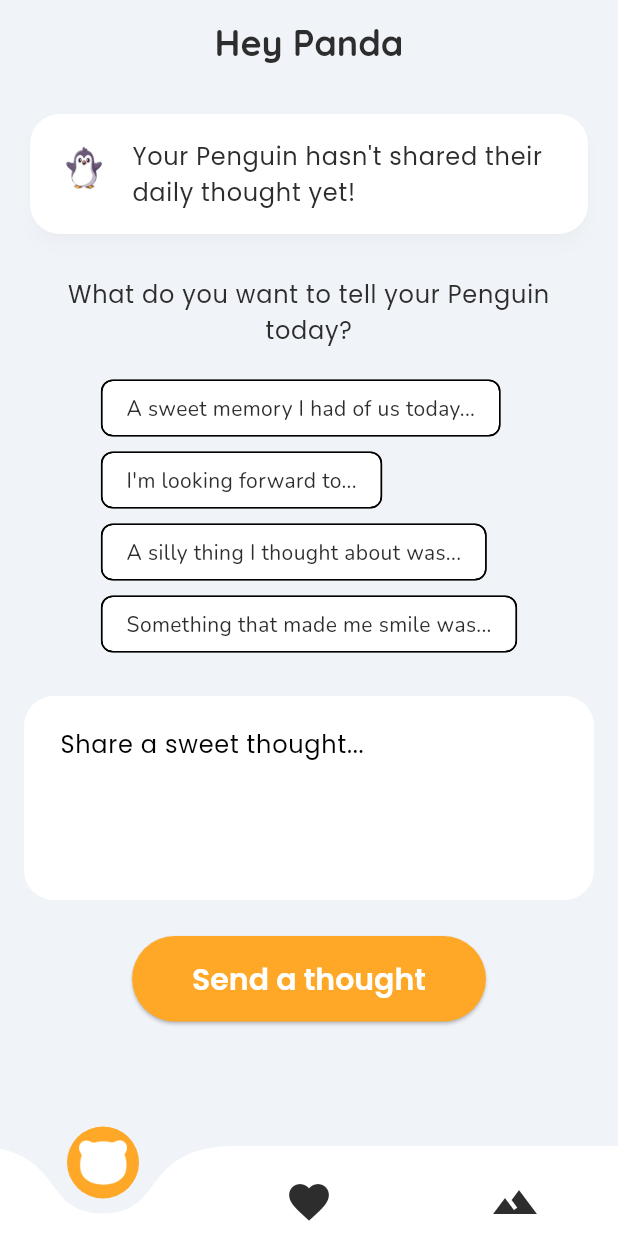
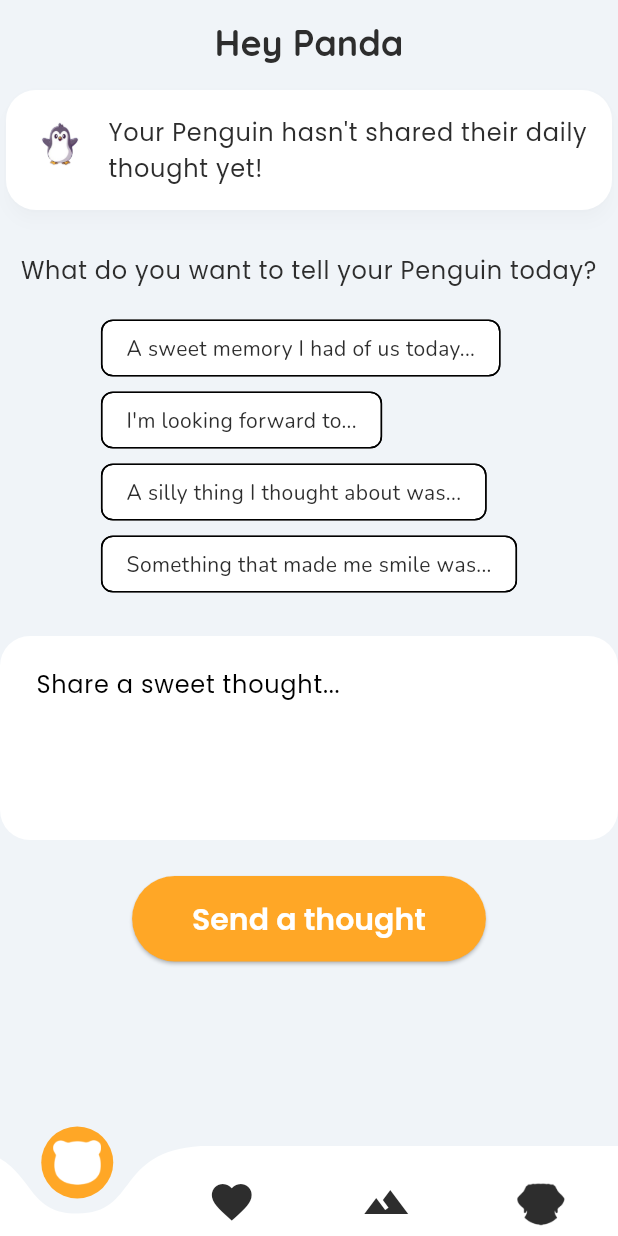
Before and after one commit to VISWA68/app, a Flutter app: the screen it shows after launch, after a tap on "Panda", on a phone screen of 412 x 824 dp. Run offline on Flutter 3.47's test engine with Material 3 defaults, Android fonts, the phone set to English and light mode, and no system bars; drawn by our look-alikes of curved_navigation_bar; our stand-ins replace cached_network_image, cloud_firestore, firebase_ai, firebase_core, firebase_storage, flutter_map and 6 more; accounts and stored records are empty.

Commit message:
Completed implementing bobby chat screen and testing

```diff
--- a/app/lib/main.dart
+++ b/app/lib/main.dart
@@ -1,7 +1,9 @@
 import 'package:app/firebase_options.dart';
+import 'package:app/providers/bobby_chat_provider.dart';
 import 'package:app/providers/daily_prompt_provider.dart';
 import 'package:app/providers/map_provider.dart';
 import 'package:app/screens/splash_screen.dart';
+import 'package:app/utils/database_helper.dart';
 import 'package:firebase_core/firebase_core.dart';
 import 'package:flutter/material.dart';
 import 'package:provider/provider.dart';
@@ -10,25 +12,24 @@ import 'providers/memory_provider.dart';
 
 void main() async {
   WidgetsFlutterBinding.ensureInitialized();
-
   await Firebase.initializeApp(options: DefaultFirebaseOptions.currentPlatform);
-
+  final role = await DatabaseHelper().getCharacterChoice();
   runApp(
     MultiProvider(
       providers: [
         ChangeNotifierProvider(create: (context) => MemoryProvider()),
         ChangeNotifierProvider(create: (context) => DailyPromptProvider()),
-        ChangeNotifierProvider(
-          create: (context) => MapProvider(),
-        ), // Assuming you have a MapProvider
-        // Add other providers here if needed
+        ChangeNotifierProvider(create: (context) => MapProvider()),
+        ChangeNotifierProvider(create: (context) => BobbyChatProvider(role!)),
       ],
-      child: MyApp(),
+      child: const MyApp(),
     ),
   );
 }
 
 class MyApp extends StatelessWidget {
+  const MyApp({super.key});
+
   @override
   Widget build(BuildContext context) {
     return MaterialApp(
--- a/app/lib/screens/daily_prompt_screen.dart
+++ b/app/lib/screens/daily_prompt_screen.dart
@@ -60,7 +60,8 @@ class _DailyPromptScreenState extends State<DailyPromptScreen> {
   Widget build(BuildContext context) {
     final dailyPromptProvider = context.watch<DailyPromptProvider>();
     final bool canSendPrompt = !dailyPromptProvider.hasSentPrompt;
-
+    final bottomSafeArea = MediaQuery.of(context).padding.bottom;
+    final totalBottomPadding = 60 + bottomSafeArea;
     return Scaffold(
       appBar: AppBar(
         title: Text(
@@ -73,7 +74,7 @@ class _DailyPromptScreenState extends State<DailyPromptScreen> {
       ),
       body: SingleChildScrollView(
         child: Padding(
-          padding: const EdgeInsets.all(16.0),
+          padding: EdgeInsets.only(bottom: totalBottomPadding),
           child: Column(
             children: [
               if (dailyPromptProvider.otherPersonPrompt != null)
--- a/app/lib/screens/main_screen.dart
+++ b/app/lib/screens/main_screen.dart
@@ -1,8 +1,9 @@
+import 'package:app/screens/bobby_chat_screen.dart';
 import 'package:flutter/material.dart';
 import 'package:curved_navigation_bar/curved_navigation_bar.dart';
 import 'daily_prompt_screen.dart';
 import 'time_line_screen.dart';
-import 'map_screen.dart'; // Uncomment this once you start building the map screen
+import 'map_screen.dart';
 import '../utils/database_helper.dart';
 
 class MainScreen extends StatefulWidget {
@@ -14,13 +15,7 @@ class MainScreen extends StatefulWidget {
 
 class _MainScreenState extends State<MainScreen> {
   int _selectedIndex = 0;
-  String _userRole = 'Panda';
-
-  final List<Widget> _widgetOptions = <Widget>[
-    const DailyPromptScreen(),
-    TimeLineScreen(),
-    const MapScreen(),
-  ];
+  String? _userRole;
 
   @override
   void initState() {
@@ -38,46 +33,71 @@ class _MainScreenState extends State<MainScreen> {
     }
   }
 
+  Widget _getBodyWidget(int index) {
+    if (_userRole == null) {
+      return const Center(child: CircularProgressIndicator());
+    }
+
+    switch (index) {
+      case 0:
+        return const DailyPromptScreen();
+      case 1:
+        return TimeLineScreen();
+      case 2:
+        return const MapScreen();
+      case 3:
+        // Here, we create the BobbyChatScreen dynamically
+        return BobbyChatScreen(userRole: _userRole!);
+      default:
+        return const Center(child: Text('Screen Not Found'));
+    }
+  }
+
   @override
   Widget build(BuildContext context) {
+    if (_userRole == null) {
+      return const Scaffold(
+        body: Center(
+          child: CircularProgressIndicator(),
+        ),
+      );
+    }
+
     return Scaffold(
-      extendBody: true, // This is important for the curved bar
-      body: Center(child: _widgetOptions.elementAt(_selectedIndex)),
+      extendBody: true,
+      body: Center(child: _getBodyWidget(_selectedIndex)),
       bottomNavigationBar: CurvedNavigationBar(
         height: 60.0,
         index: _selectedIndex,
         items: <Widget>[
-          // Home/Prompt screen icon
           Image.asset(
             _userRole == 'Panda'
-                ? 'assets/images/panda_avatar.png'
-                : 'assets/images/penguin_avatar.png',
+              ? 'assets/images/panda_avatar.png'
+              : 'assets/images/penguin_avatar.png',
             width: 32,
             height: 32,
-            color: _selectedIndex == 0
-                ? Colors.white
-                : Theme.of(context).primaryColor,
+            color: _selectedIndex == 0 ? Colors.white : Theme.of(context).primaryColor,
           ),
-          // Memories screen icon
           Icon(
-            Icons.favorite, // Using a heart icon for memories
+            Icons.favorite,
             size: 32,
-            color: _selectedIndex == 1
-                ? Colors.white
-                : Theme.of(context).primaryColor,
+            color: _selectedIndex == 1 ? Colors.white : Theme.of(context).primaryColor,
           ),
-          // Adventures/Map screen icon
           Icon(
-            Icons.landscape, // A cute mountain icon for adventures
+            Icons.landscape,
             size: 32,
-            color: _selectedIndex == 2
-                ? Colors.white
-                : Theme.of(context).primaryColor,
+            color: _selectedIndex == 2 ? Colors.white : Theme.of(context).primaryColor,
+          ),
+          Image.asset(
+            'assets/images/bobby_avatar.png',
+            width: 32,
+            height: 32,
+            color: _selectedIndex == 3 ? Colors.white : Theme.of(context).primaryColor,
           ),
         ],
         color: Colors.white,
         buttonBackgroundColor: Theme.of(context).colorScheme.secondary,
-        backgroundColor: Colors.transparent, // Makes it a floating bar
+        backgroundColor: Colors.transparent,
         animationCurve: Curves.easeInOut,
         animationDuration: const Duration(milliseconds: 300),
         onTap: (index) {
```
Also changed, not shown: app/lib/models/chat_message.dart (added, +29 -0 lines), app/lib/providers/bobby_chat_provider.dart (added, +144 -0 lines), app/lib/screens/bobby_chat_screen.dart (added, +216 -0 lines), app/pubspec.yaml (+7 -0 lines), app/assets/images/bobby_avatar.png (added), app/assets/images/paw_icon.png (added), app/assets/images/paw_print.png (added), app/pubspec.lock, 2 other files.
